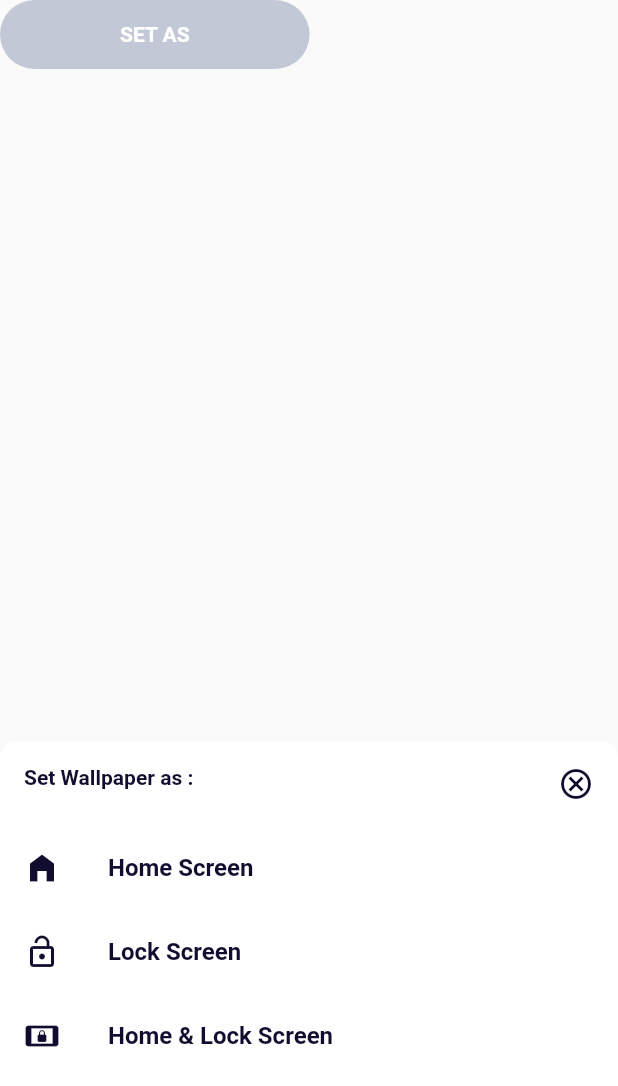
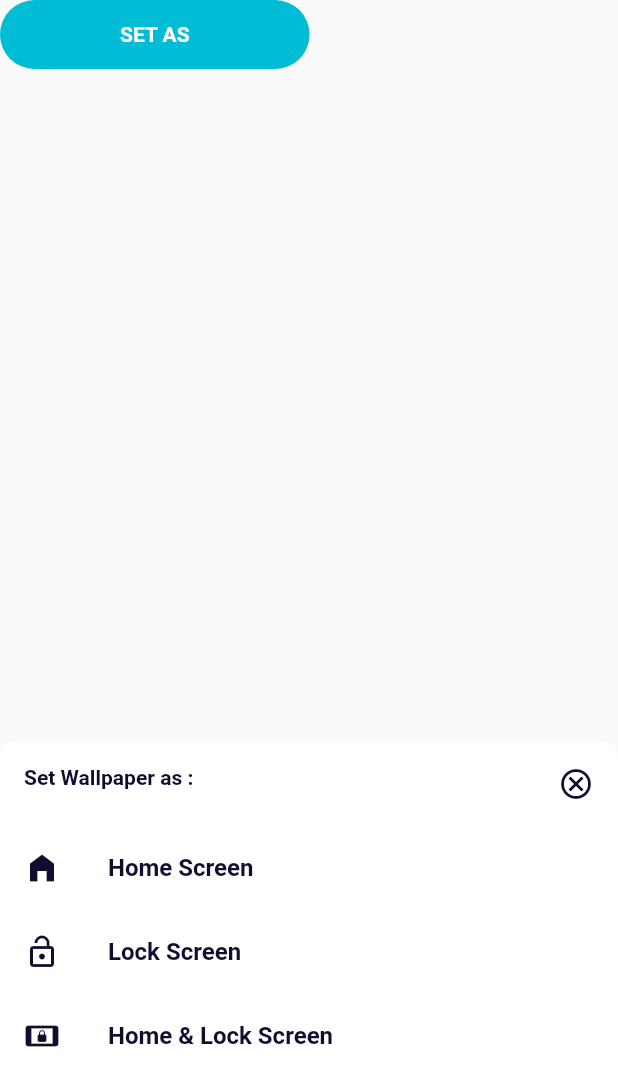
Before and after one commit to ppmasa8/museum_wallpaper, a Flutter app: the SetButton widget shown alone on an empty page, opened directly with empty values, after a tap on "SET AS", on a phone screen of 412 x 824 dp. Shown: the top 1086 px of the screen. Run offline on Flutter 3.47's test engine with Material 2 defaults, Android fonts, the phone set to English and light mode, and no system bars; our stand-ins replace flutter_cache_manager, get, google_fonts, hive, hive_flutter; missing offline and left inert: flutter_wallpaper_manager; accounts and stored records are empty; network calls fail; Roboto replaces fonts that are missing (Ubuntu).

Commit message:
Modified color

```diff
--- a/lib/view/screens/wallpaper_view.dart
+++ b/lib/view/screens/wallpaper_view.dart
@@ -66,7 +66,7 @@ class WallpaperView extends StatelessWidget {
                                         controller.downloadTheWallpaper(
                                             wallpaper.primaryImage.toString());
                                       },
-                                      color: whitecolor,
+                                      color: Colors.cyan,
                                       iconData: Icons.file_download_outlined),
                                 ),
                           SetButton(
--- a/lib/view/widgets/wallpaper_widgets.dart
+++ b/lib/view/widgets/wallpaper_widgets.dart
@@ -111,7 +111,7 @@ class SetButton extends StatelessWidget {
         ),
         decoration: BoxDecoration(
           borderRadius: BorderRadius.circular(50),
-          color: greycolor,
+          color:  Colors.cyan,
         ),
       ),
     );
```
